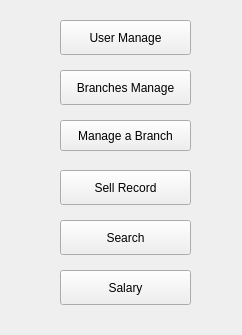
Before: the Qt Designer form mainwindow.ui in libertas/MsgMan, drawn with Qt 5.
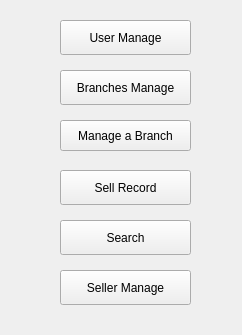
After: the same form once the commit is applied.

Commit message: update Seller and SellerManage

Patch:
```diff
--- a/mainwindow.ui
+++ b/mainwindow.ui
@@ -76,7 +76,7 @@
      </rect>
     </property>
     <property name="text">
-     <string>Salary</string>
+     <string>Seller Manage</string>
     </property>
    </widget>
    <widget class="QPushButton" name="pushButton_6">
```
Left out of the diff: 4 changed lines with no effect on the pictures. The commit also changes 8 other files.
